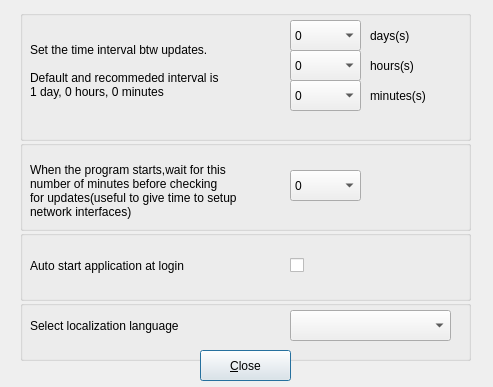
Qt form configuredialog.ui (mhogomchungu/qt-update-notifier) before a commit.
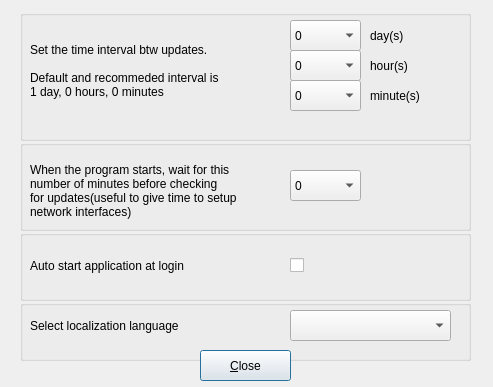
The same form after that commit.

The edit to the form file:
```diff
--- a/configuredialog.ui
+++ b/configuredialog.ui
@@ -551,7 +551,7 @@
      </rect>
     </property>
     <property name="text">
-     <string>days(s)</string>
+     <string>day(s)</string>
     </property>
    </widget>
    <widget class="QLabel" name="label_4">
@@ -564,7 +564,7 @@
      </rect>
     </property>
     <property name="text">
-     <string>hours(s)</string>
+     <string>hour(s)</string>
     </property>
    </widget>
    <widget class="QLabel" name="label_5">
@@ -577,7 +577,7 @@
      </rect>
     </property>
     <property name="text">
-     <string>minutes(s)</string>
+     <string>minute(s)</string>
     </property>
    </widget>
   </widget>
@@ -616,7 +616,7 @@
      </rect>
     </property>
     <property name="text">
-     <string>When the program starts,wait for this
+     <string>When the program starts, wait for this
 number of minutes before checking
 for updates(useful to give time to setup
 network interfaces)</string>
```
Left out of the diff: 6 changed lines with no effect on the pictures.
